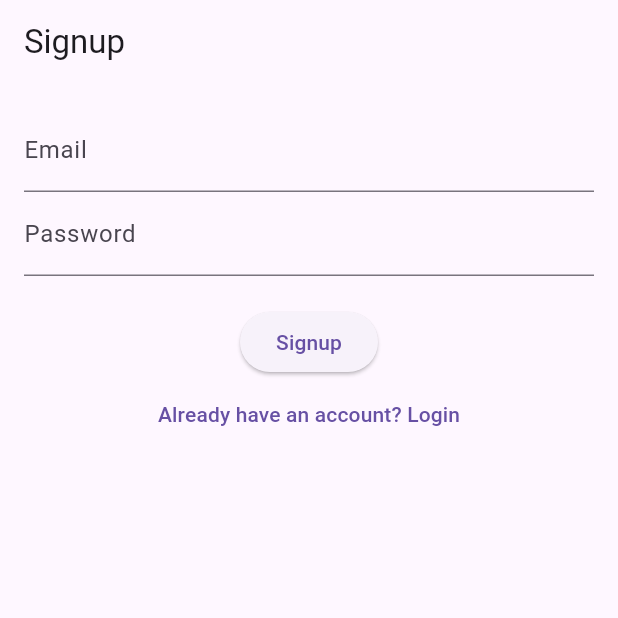
After one commit to Cs3541/CarbCrunchers, a Flutter app: the SignupScreen screen opened directly, on a phone screen of 412 x 824 dp, the top half of it. The commit adds this screen. Run offline on Flutter 3.47's test engine with Material 3 defaults, Android fonts, the phone set to English and light mode, and no system bars; our stand-ins replace firebase_auth; accounts and stored records are empty; network calls fail.

Commit message:
added a login page and the MVP folders

```diff
--- /dev/null
+++ b/lib/Models/auth_model.dart
@@ -0,0 +1,28 @@
+import 'package:firebase_auth/firebase_auth.dart';
+import 'package:flutter/material.dart';
+
+class AuthModel {
+  final FirebaseAuth _auth = FirebaseAuth.instance;
+
+  Future<String?> signIn(String email, String password) async {
+    try{
+      await _auth.signInWithEmailAndPassword(email: email, password: password);
+      return null;
+    } catch (e) {
+      return e.toString();
+    }
+  }
+  Future<String?> signUp(String email, String password) async {
+    try{
+      await _auth.createUserWithEmailAndPassword(email: email, password: password);
+      return null;
+    } catch (e) {
+      return e.toString();
+    }
+  }
+  Future<String?> signOut() async {
+    await _auth.signOut();
+  }
+  Stream<User?>  authStateChanges() => _auth.authStateChanges();
+  User? get currentUser => _auth.currentUser;
+}
--- /dev/null
+++ b/lib/Presenters/AuthPresenter.dart
@@ -0,0 +1,22 @@
+import '../Models/auth_model.dart';
+import 'package:firebase_auth/firebase_auth.dart';
+
+class AuthPresenter {
+  final AuthModel _authModel = AuthModel();
+
+  Future<String?> signIn(String email, String password) async {
+    return _authModel.signIn(email, password);
+  }
+
+  Future<String?> signUp(String email, String password) async {
+    return _authModel.signUp(email, password);
+  }
+
+  Future<void> signOut() => _authModel.signOut();
+
+  Stream<User?> authStateChanges() => _authModel.authStateChanges();
+
+
+  Stream<User?> get user => _authModel.authStateChanges();
+  User? get currentUser => _authModel.currentUser;
+}
--- /dev/null
+++ b/lib/signup.dart
@@ -0,0 +1,83 @@
+import 'package:flutter/material.dart';
+import 'login.dart';
+import 'homescreen.dart';
+import 'Presenters/AuthPresenter.dart';
+
+class SignupScreen extends StatefulWidget {
+  const SignupScreen({super.key});
+
+  @override
+  State<SignupScreen> createState() => _SignupScreenState();
+}
+class _SignupScreenState extends State<SignupScreen> {
+  final emailController = TextEditingController();
+  final passwordController = TextEditingController();
+  final _presenter = AuthPresenter();
+
+  String? _errorMessage;
+
+  Future<void> handleSignup() async {
+    final error = await _presenter.signUp(
+      emailController.text.trim(),
+      passwordController.text.trim(),
+    );
+
+    if (error != null) {
+      setState(() => _errorMessage = error);
+    } else {
+      Navigator.pushReplacement(
+        context,
+        MaterialPageRoute(builder: (context) => const HomeScreen()),
+      );
+    }
+  }
+
+  @override
+  Widget build(BuildContext context) {
+    return Scaffold(
+      appBar: AppBar(
+        title: const Text('Signup'),
+        automaticallyImplyLeading: false,
+      ),
+      body: Padding(
+        padding: const EdgeInsets.all(16.0),
+        child: Column(
+          children: [
+            if (_errorMessage != null)
+              Text(
+                _errorMessage!,
+                style: const TextStyle(color: Colors.red),
+              ),
+            TextField(
+              controller: emailController,
+              decoration: const InputDecoration(
+                labelText: 'Email',
+              ),
+            ),
+            TextField(
+              controller: passwordController,
+              decoration: const InputDecoration(
+                labelText: 'Password',
+              ),
+              obscureText: true,
+            ),
+            const SizedBox(height: 20.0),
+            ElevatedButton(
+              onPressed: handleSignup,
+              child: const Text('Signup'),
+            ),
+            TextButton(
+              onPressed: () {
+                Navigator.push(
+                  context,
+                  MaterialPageRoute(builder: (context) => const LoginScreen()),
+                );
+              },
+              child: const Text('Already have an account? Login'),
+            ),
+          ],
+        ),
+      ),
+    );
+  }
+}
```
Also changed, not shown: lib/login.dart (+66 -7 lines).
